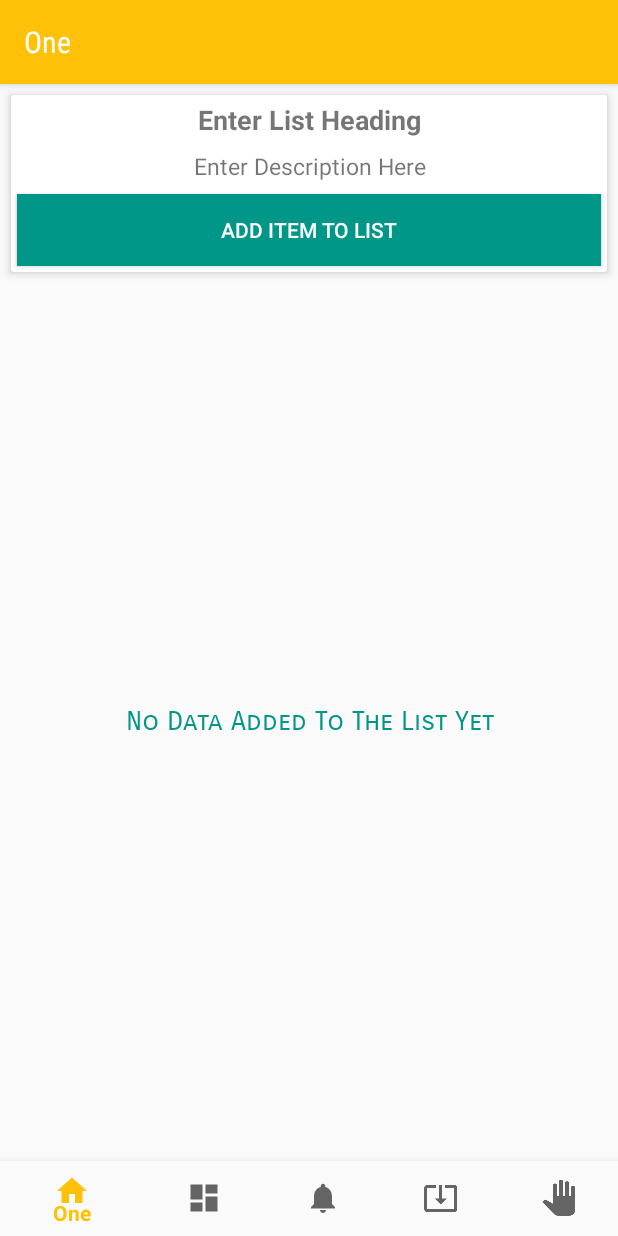
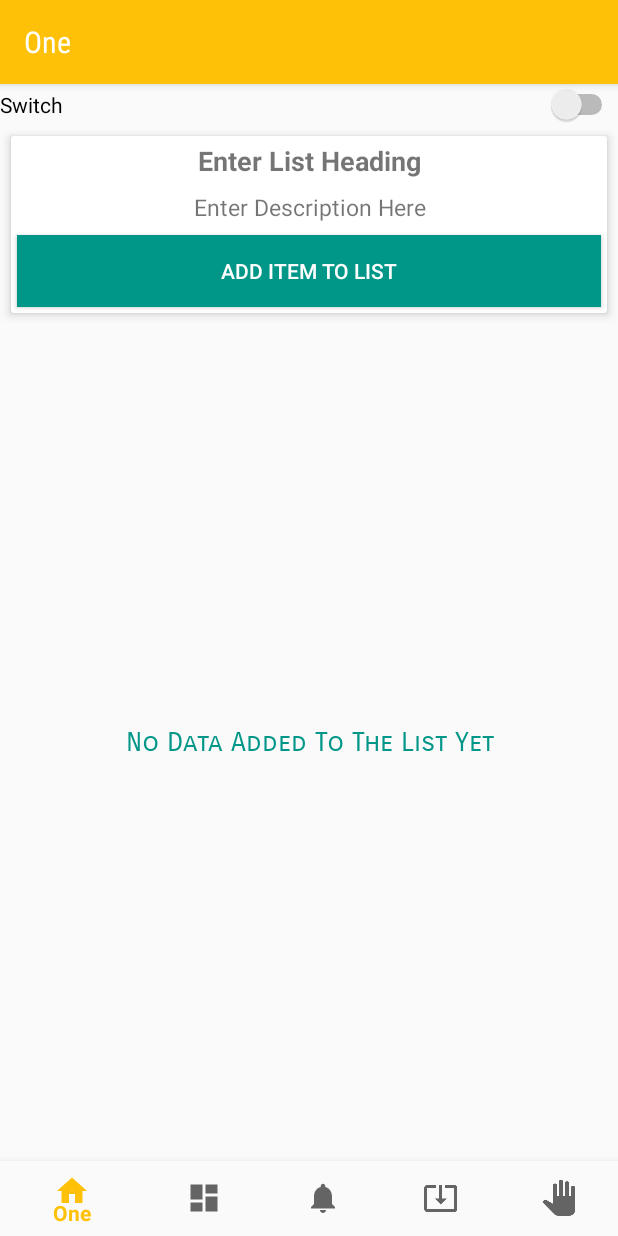
Before and after one commit to robillo/AndroidSyllabusPT1, an Android app: the screen it shows after launch (MainActivity), on a phone screen of 412 x 824 dp. Run offline under Robolectric (Android 15) with nearby library versions, the phone set to English and light mode, and no system bars; our stand-ins replace ButterKnife; libraries missing offline, so code that uses them is left out: com.afollestad.materialdialogs, com.squareup.leakcanary; 2 statements that could not run were skipped.

Commit message:
created SPF

```diff
--- a/app/src/main/res/layout/activity_main.xml
+++ b/app/src/main/res/layout/activity_main.xml
@@ -40,14 +40,27 @@
 
         </android.support.design.widget.AppBarLayout>
 
-        <FrameLayout
+        <LinearLayout
             android:layout_width="match_parent"
             android:layout_height="match_parent"
             android:layout_marginBottom="50sp"
-            android:layout_marginTop="?attr/actionBarSize"
-            android:id="@+id/fragment_container">
+            android:orientation="vertical"
+            android:layout_marginTop="?attr/actionBarSize">
 
-        </FrameLayout>
+            <Switch
+                android:id="@+id/switch1"
+                android:layout_width="match_parent"
+                android:layout_height="wrap_content"
+                android:text="Switch" />
+
+            <FrameLayout
+                android:layout_width="match_parent"
+                android:layout_height="match_parent"
+                android:id="@+id/fragment_container">
+
+            </FrameLayout>
+
+        </LinearLayout>
 
         <android.support.design.widget.BottomNavigationView
             android:id="@+id/navigation"
```
Also changed, not shown: app/src/main/java/com/appbusters/robinkamboj/udacitysyllabuspart1/view/activities/UdacitySyllabusApp.java (added, +19 -0 lines), app/src/main/java/com/appbusters/robinkamboj/udacitysyllabuspart1/view/activities/utils/SharedPrefs.java (+24 -1 lines).
